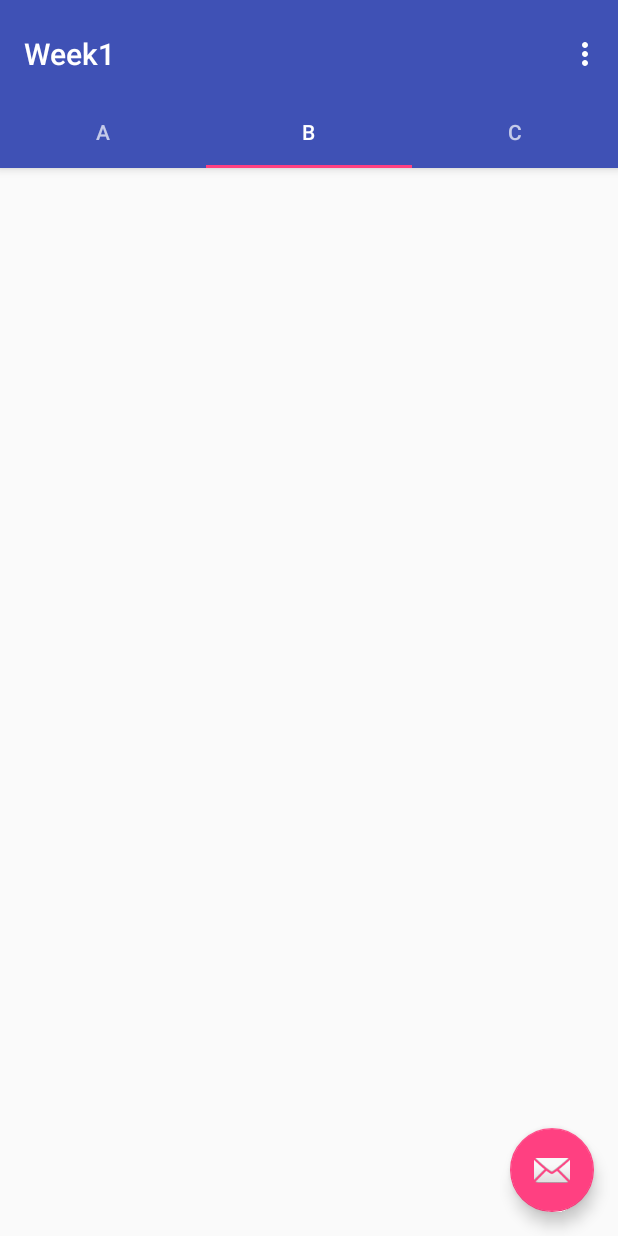
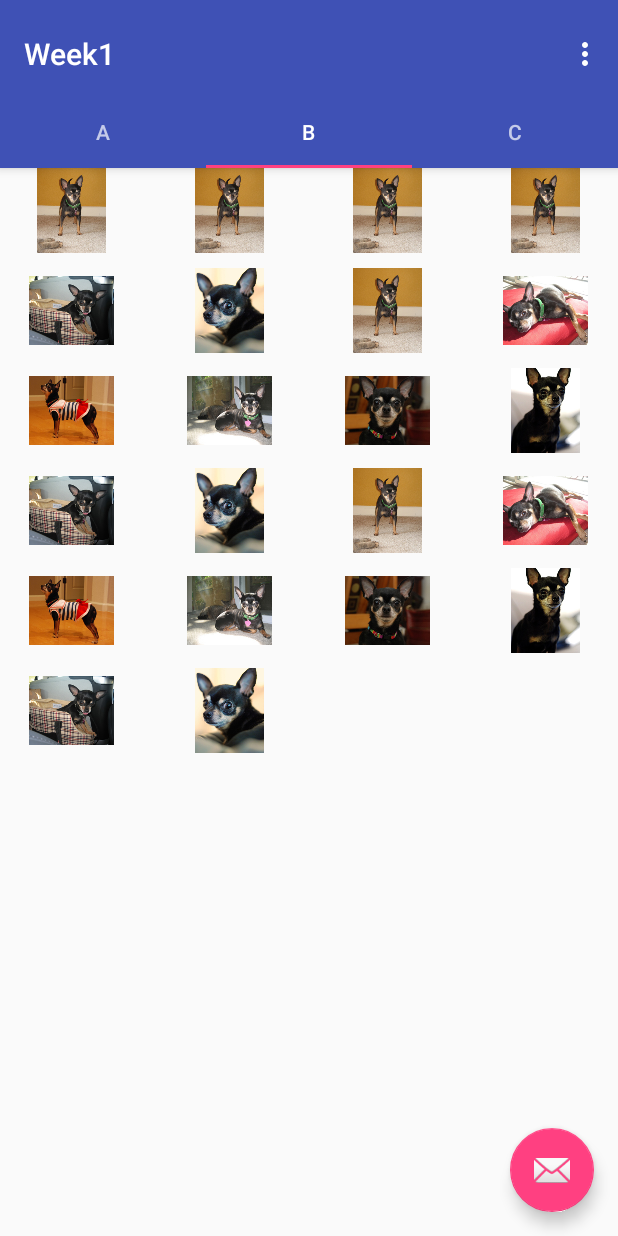
Before and after one commit to andrewpk95/Week1, an Android app: the screen it shows after launch (MyActivity), tab 2 chosen, on a phone screen of 412 x 824 dp. Run offline under Robolectric (Android 15) with nearby library versions, the phone set to English and light mode, and no system bars.

Commit message:
Tab B added

```diff
--- a/app/src/main/java/com/haha/week1/BFragment.java
+++ /dev/null
@@ -1,81 +0,0 @@
-package com.haha.week1;
-
-import android.content.Context;
-import android.net.Uri;
-import android.os.Bundle;
-import android.support.v4.app.Fragment;
-import android.view.LayoutInflater;
-import android.view.View;
-import android.view.ViewGroup;
-
-
-/**
- * A simple {@link Fragment} subclass.
- * Activities that contain this fragment must implement the
- * {@link BFragment.OnFragmentInteractionListener} interface
- * to handle interaction events.
- * Use the {@link BFragment#newInstance} factory method to
- * create an instance of this fragment.
- */
-public class BFragment extends Fragment {
-
-    private OnFragmentInteractionListener mListener;
-
-    public BFragment() {
-        // Required empty public constructor
-    }
-
-    public static BFragment newInstance() {
-        BFragment fragment = new BFragment();
-        Bundle args = new Bundle();
-        fragment.setArguments(args);
-        return fragment;
-    }
-
-    @Override
-    public void onCreate(Bundle savedInstanceState) {
-        super.onCreate(savedInstanceState);
-        if (getArguments() != null) {
-
-        }
-    }
-
-    @Override
-    public View onCreateView(LayoutInflater inflater, ViewGroup container,
-                             Bundle savedInstanceState) {
-        // Inflate the layout for this fragment
-        return inflater.inflate(R.layout.fragment_b, container, false);
-    }
-
-    @Override
-    public void onAttach(Context context) {
-        super.onAttach(context);
-        if (context instanceof OnFragmentInteractionListener) {
-            mListener = (OnFragmentInteractionListener) context;
-        } else {
-            throw new RuntimeException(context.toString()
-                    + " must implement OnFragmentInteractionListener");
-        }
-    }
-
-    @Override
-    public void onDetach() {
-        super.onDetach();
-        mListener = null;
-    }
-
-    /**
-     * This interface must be implemented by activities that contain this
-     * fragment to allow an interaction in this fragment to be communicated
-     * to the activity and potentially other fragments contained in that
-     * activity.
-     * <p/>
-     * See the Android Training lesson <a href=
-     * "http://developer.android.com/training/basics/fragments/communicating.html"
-     * >Communicating with Other Fragments</a> for more information.
-     */
-    public interface OnFragmentInteractionListener {
-        // TODO: Update argument type and name
-        void onBFragmentInteraction(String str);
-    }
-}
--- a/app/src/main/java/com/haha/week1/CFragment.java
+++ /dev/null
@@ -1,81 +0,0 @@
-package com.haha.week1;
-
-import android.content.Context;
-import android.net.Uri;
-import android.os.Bundle;
-import android.support.v4.app.Fragment;
-import android.view.LayoutInflater;
-import android.view.View;
-import android.view.ViewGroup;
-
-
-/**
- * A simple {@link Fragment} subclass.
- * Activities that contain this fragment must implement the
- * {@link CFragment.OnFragmentInteractionListener} interface
- * to handle interaction events.
- * Use the {@link CFragment#newInstance} factory method to
- * create an instance of this fragment.
- */
-public class CFragment extends Fragment {
-
-    private OnFragmentInteractionListener mListener;
-
-    public CFragment() {
-        // Required empty public constructor
-    }
-
-    public static CFragment newInstance() {
-        CFragment fragment = new CFragment();
-        Bundle args = new Bundle();
-        fragment.setArguments(args);
-        return fragment;
-    }
-
-    @Override
-    public void onCreate(Bundle savedInstanceState) {
-        super.onCreate(savedInstanceState);
-        if (getArguments() != null) {
-
-        }
-    }
-
-    @Override
-    public View onCreateView(LayoutInflater inflater, ViewGroup container,
-                             Bundle savedInstanceState) {
-        // Inflate the layout for this fragment
-        return inflater.inflate(R.layout.fragment_c, container, false);
-    }
-
-    @Override
-    public void onAttach(Context context) {
-        super.onAttach(context);
-        if (context instanceof OnFragmentInteractionListener) {
-            mListener = (OnFragmentInteractionListener) context;
-        } else {
-            throw new RuntimeException(context.toString()
-                    + " must implement OnFragmentInteractionListener");
-        }
-    }
-
-    @Override
-    public void onDetach() {
-        super.onDetach();
-        mListener = null;
-    }
-
-    /**
-     * This interface must be implemented by activities that contain this
-     * fragment to allow an interaction in this fragment to be communicated
-     * to the activity and potentially other fragments contained in that
-     * activity.
-     * <p/>
-     * See the Android Training lesson <a href=
-     * "http://developer.android.com/training/basics/fragments/communicating.html"
-     * >Communicating with Other Fragments</a> for more information.
-     */
-    public interface OnFragmentInteractionListener {
-        // TODO: Update argument type and name
-        void onCFragmentInteraction(String str);
-    }
-}
--- /dev/null
+++ b/app/src/main/java/com/haha/week1/ImageAdapter.java
@@ -0,0 +1,69 @@
+package com.haha.week1;
+
+import android.widget.BaseAdapter;
+import android.content.Context;
+import android.view.View;
+import android.view.ViewGroup;
+import android.widget.GridView;
+import android.widget.ImageView;
+
+/**
+ * Created by andrewpk95 on 12/27/15.
+ */
+public class ImageAdapter extends BaseAdapter{
+
+    private Context mContext;
+
+    // Constructor
+    public ImageAdapter(Context c) {
+        mContext = c;
+    }
+
+    public int getCount() {
+        return mThumbIds.length;
+    }
+
+    public Object getItem(int position) {
+        return null;
+    }
+
+    public long getItemId(int position) {
+        return 0;
+    }
+
+    // create a new ImageView for each item referenced by the Adapter
+    public View getView(int position, View convertView, ViewGroup parent) {
+        ImageView imageView;
+
+        if (convertView == null) {
+            imageView = new ImageView(mContext);
+            imageView.setLayoutParams(new GridView.LayoutParams(85, 85));
+            imageView.setScaleType(ImageView.ScaleType.CENTER_CROP);
+            imageView.setPadding(8, 8, 8, 8);
+        }
+        else
+        {
+            imageView = (ImageView) convertView;
+        }
+        imageView.setImageResource(mThumbIds[position]);
+        return imageView;
+    }
+
+    // Keep all Images in array
+    public Integer[] mThumbIds = {
+            /*
+            Implement image listing here
+             */
+            R.drawable.sample_0, R.drawable.sample_0,
+            R.drawable.sample_0, R.drawable.sample_0,
+            R.drawable.sample_6, R.drawable.sample_7,
+            R.drawable.sample_0, R.drawable.sample_1,
+            R.drawable.sample_2, R.drawable.sample_3,
+            R.drawable.sample_4, R.drawable.sample_5,
+            R.drawable.sample_6, R.drawable.sample_7,
+            R.drawable.sample_0, R.drawable.sample_1,
+            R.drawable.sample_2, R.drawable.sample_3,
+            R.drawable.sample_4, R.drawable.sample_5,
+            R.drawable.sample_6, R.drawable.sample_7
+    };
+}
--- a/app/src/main/java/com/haha/week1/MyActivity.java
+++ b/app/src/main/java/com/haha/week1/MyActivity.java
@@ -1,6 +1,5 @@
 package com.haha.week1;
 
-import android.content.Context;
 import android.support.design.widget.TabLayout;
 import android.support.design.widget.FloatingActionButton;
 import android.support.design.widget.Snackbar;
@@ -19,10 +18,11 @@ import android.view.View;
 import android.view.ViewGroup;
 
 import android.widget.ArrayAdapter;
+import android.widget.GridView;
 import android.widget.ListView;
 import android.widget.TextView;
 
-public class MyActivity extends AppCompatActivity implements AFragment.OnFragmentInteractionListener, BFragment.OnFragmentInteractionListener, CFragment.OnFragmentInteractionListener {
+public class MyActivity extends AppCompatActivity {
 
     /**
      * The {@link android.support.v4.view.PagerAdapter} that will provide
@@ -91,22 +91,6 @@ public class MyActivity extends AppCompatActivity implements AFragment.OnFragmen
         return super.onOptionsItemSelected(item);
     }
 
-    //Implementation of fragment interaction (?)
-    @Override
-    public void onAFragmentInteraction(String str) {
-
-    }
-
-    @Override
-    public void onBFragmentInteraction(String str) {
-
-    }
-
-    @Override
-    public void onCFragmentInteraction(String str) {
-
-    }
-
     /**
      * A placeholder fragment containing a simple view.
      */
@@ -166,10 +150,72 @@ public class MyActivity extends AppCompatActivity implements AFragment.OnFragmen
         public View onCreateView(LayoutInflater inflater, ViewGroup container,
                                  Bundle savedInstanceState) {
             View rootView = inflater.inflate(R.layout.fragment_a, container, false);
-            String[] data = {"A", "B", "C", "D", "E", "F", "G", "H", "I", "J", "K", "LLLLL", "M", "N"};
+            /**
+             * Implement JSON reading method here and put it into "data" array.
+             */
+            String[] data = {"A", "B", "C", "D", "E", "F", "G", "H", "I", "J", "K", "L", "M", "N", "O", "P", "Q", "R", "S"};
             ArrayAdapter<String> adapter = new ArrayAdapter<String>(getActivity(), android.R.layout.simple_list_item_1, data);
             ListView myList = (ListView) rootView.findViewById(R.id.listView1);
             myList.setAdapter(adapter);
+            return rootView;
+        }
+    }
+
+    public static class FragmentB extends Fragment {
+        /**
+         * The fragment argument representing the section number for this
+         * fragment.
+         */
+
+        public FragmentB() {
+        }
+
+        /**
+         * Returns a new instance of this fragment for the given section
+         * number.
+         */
+        public static FragmentB newInstance() {
+            FragmentB fragment = new FragmentB();
+            Bundle args = new Bundle();
+            fragment.setArguments(args);
+            return fragment;
+        }
+
+        @Override
+        public View onCreateView(LayoutInflater inflater, ViewGroup container,
+                                 Bundle savedInstanceState) {
+            View rootView = inflater.inflate(R.layout.fragment_b, container, false);
+            GridView myGrid = (GridView) rootView.findViewById(R.id.gridview1);
+            myGrid.setAdapter(new ImageAdapter(getActivity()));
+            return rootView;
+        }
+    }
+
+    public static class FragmentC extends Fragment {
+        /**
+         * The fragment argument representing the section number for this
+         * fragment.
+         */
+
+        public FragmentC() {
+        }
+
+        /**
+         * Returns a new instance of this fragment for the given section
+         * number.
+         */
+        public static FragmentC newInstance() {
+            FragmentC fragment = new FragmentC();
+            Bundle args = new Bundle();
+            fragment.setArguments(args);
+            return fragment;
+        }
+
+        @Override
+        public View onCreateView(LayoutInflater inflater, ViewGroup container,
+                                 Bundle savedInstanceState) {
+            View rootView = inflater.inflate(R.layout.fragment_c, container, false);
+
             return rootView;
         }
     }
@@ -190,8 +236,8 @@ public class MyActivity extends AppCompatActivity implements AFragment.OnFragmen
             // Return a PlaceholderFragment (defined as a static inner class below).
             switch(position){
                 case 0: return  FragmentA.newInstance();
-                case 1: return  BFragment.newInstance();
-                case 2: return  CFragment.newInstance();
+                case 1: return  FragmentB.newInstance();
+                case 2: return  FragmentC.newInstance();
                 default: return FragmentA.newInstance();
             }
         }
--- /dev/null
+++ b/app/src/main/res/drawable/drawable.xml
@@ -0,0 +1,4 @@
+<?xml version="1.0" encoding="utf-8"?>
+<selector xmlns:android="http://schemas.android.com/apk/res/android">
+
+</selector>
--- a/app/src/main/res/layout/fragment_b.xml
+++ b/app/src/main/res/layout/fragment_b.xml
@@ -6,8 +6,14 @@
 
 
     <GridView
-        android:layout_width="wrap_content"
-        android:layout_height="wrap_content"
-        android:id="@+id/gridView"
-        android:layout_gravity="top" />
+        android:id="@+id/gridview1"
+        android:layout_width="match_parent"
+        android:layout_height="match_parent"
+        android:columnWidth="90dp"
+        android:numColumns="auto_fit"
+        android:verticalSpacing="10dp"
+        android:horizontalSpacing="10dp"
+        android:stretchMode="columnWidth"
+        android:gravity="center"
+        />
 </FrameLayout>
--- a/app/src/main/res/layout/fragment_c.xml
+++ b/app/src/main/res/layout/fragment_c.xml
@@ -8,6 +8,6 @@
     <TextView
         android:layout_width="match_parent"
         android:layout_height="match_parent"
-        android:text="hello_C_fragment" />
+        android:text="Decide here what to do" />
 
 </FrameLayout>
```
Also changed, not shown: app/src/main/java/com/haha/week1/AFragment.java (deleted, +0 -86 lines), app/src/main/res/drawable/sample_0.jpg (added), app/src/main/res/drawable/sample_1.jpg (added), app/src/main/res/drawable/sample_2.jpg (added), app/src/main/res/drawable/sample_3.jpg (added), app/src/main/res/drawable/sample_4.jpg (added), app/src/main/res/drawable/sample_5.jpg (added), app/src/main/res/drawable/sample_6.jpg (added), app/src/main/res/drawable/sample_7.jpg (added).
